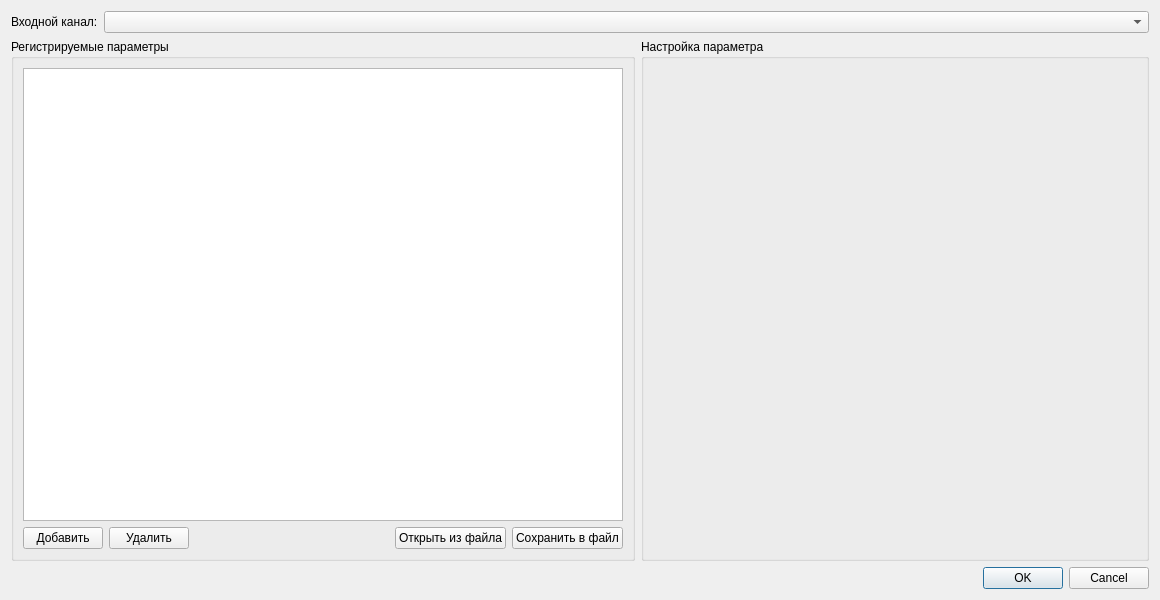
This is FormsModels/formconfparamsdevice.ui in usazankov/AnalyzerBoardInformation as Qt 5 draws it before an edit. The edited form follows.
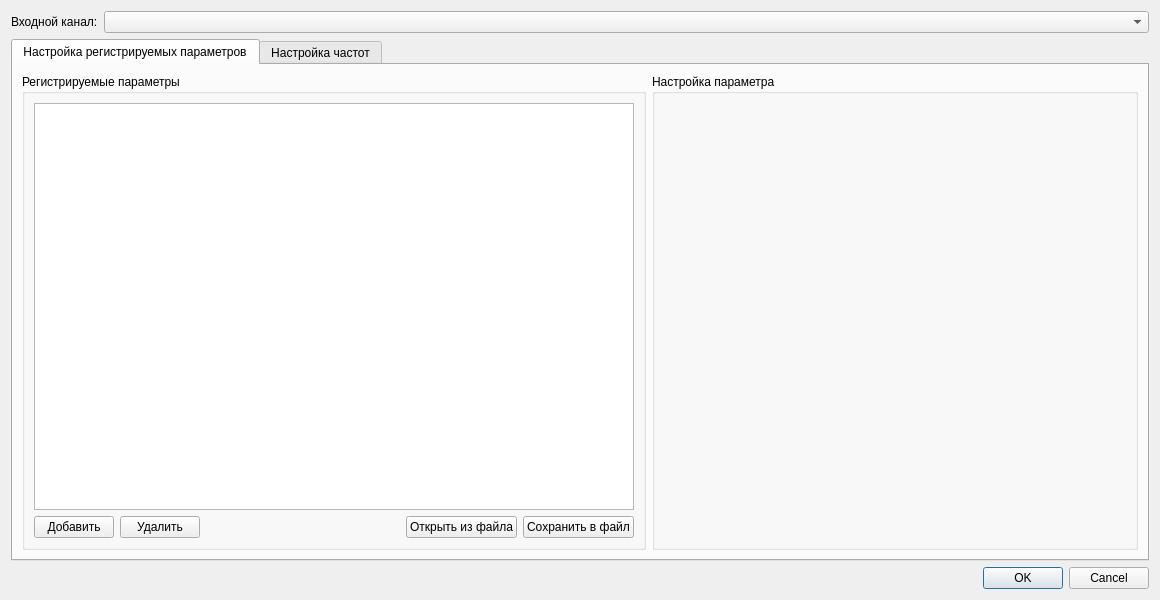
This is the edited form.

```diff
--- a/FormsModels/formconfparamsdevice.ui
+++ b/FormsModels/formconfparamsdevice.ui
@@ -53,6 +53,16 @@
     </layout>
    </item>
    <item>
+    <widget class="QTabWidget" name="tabWidget">
+     <property name="currentIndex">
+      <number>0</number>
+     </property>
+     <widget class="QWidget" name="tab">
+      <attribute name="title">
+       <string>Настройка регистрируемых параметров</string>
+      </attribute>
+      <layout class="QHBoxLayout" name="horizontalLayout_5">
+       <item>
     <layout class="QHBoxLayout" name="horizontalLayout">
      <item>
       <widget class="QGroupBox" name="groupBox">
@@ -235,6 +245,15 @@
       </widget>
      </item>
     </layout>
+       </item>
+      </layout>
+     </widget>
+     <widget class="QWidget" name="tab_2">
+      <attribute name="title">
+       <string>Настройка частот</string>
+      </attribute>
+     </widget>
+    </widget>
    </item>
    <item>
     <widget class="QDialogButtonBox" name="buttonBox">
```
Lines whose indentation alone changed are shown as unchanged.
